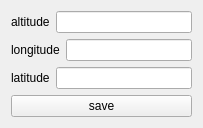
This is Logiciel/PC/windows/ClientEIP/frm.ui in connery/epicopter as Qt 5 draws it before an edit. The edited form follows.
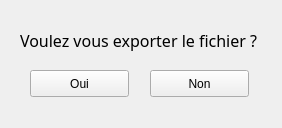
This is the edited form.

```diff
--- a/Logiciel/PC/windows/ClientEIP/frm.ui
+++ b/Logiciel/PC/windows/ClientEIP/frm.ui
@@ -6,64 +6,58 @@
    <rect>
     <x>0</x>
     <y>0</y>
-    <width>203</width>
-    <height>125</height>
+    <width>282</width>
+    <height>128</height>
    </rect>
   </property>
   <property name="windowTitle">
    <string>frm</string>
   </property>
-  <layout class="QVBoxLayout" name="verticalLayout">
-   <item>
-    <layout class="QHBoxLayout" name="horizontalLayout">
-     <item>
-      <widget class="QLabel" name="label">
-       <property name="text">
-        <string>altitude</string>
-       </property>
-      </widget>
-     </item>
-     <item>
-      <widget class="QLineEdit" name="txtaltitude"/>
-     </item>
-    </layout>
-   </item>
-   <item>
-    <layout class="QHBoxLayout" name="horizontalLayout_2">
-     <item>
-      <widget class="QLabel" name="label_2">
-       <property name="text">
-        <string>longitude</string>
-       </property>
-      </widget>
-     </item>
-     <item>
-      <widget class="QLineEdit" name="txtlongitude"/>
-     </item>
-    </layout>
-   </item>
-   <item>
-    <layout class="QHBoxLayout" name="horizontalLayout_3">
-     <item>
-      <widget class="QLabel" name="label_3">
-       <property name="text">
-        <string>latitude</string>
-       </property>
-      </widget>
-     </item>
-     <item>
-      <widget class="QLineEdit" name="txtlatitude"/>
-     </item>
-    </layout>
-   </item>
-   <item>
-    <widget class="QPushButton" name="btnsave">
-     <property name="text">
-      <string>save</string>
-     </property>
-    </widget>
-   </item>
-  </layout>
+  <widget class="QLabel" name="label">
+   <property name="geometry">
+    <rect>
+     <x>20</x>
+     <y>30</y>
+     <width>261</width>
+     <height>21</height>
+    </rect>
+   </property>
+   <property name="font">
+    <font>
+     <family>KacstQurn</family>
+     <pointsize>12</pointsize>
+    </font>
+   </property>
+   <property name="text">
+    <string>Voulez vous exporter le fichier ?</string>
+   </property>
+  </widget>
+  <widget class="QPushButton" name="pushButton">
+   <property name="geometry">
+    <rect>
+     <x>30</x>
+     <y>70</y>
+     <width>99</width>
+     <height>27</height>
+    </rect>
+   </property>
+   <property name="text">
+    <string>Oui</string>
+   </property>
+  </widget>
+  <widget class="QPushButton" name="pushButton_2">
+   <property name="geometry">
+    <rect>
+     <x>150</x>
+     <y>70</y>
+     <width>99</width>
+     <height>27</height>
+    </rect>
+   </property>
+   <property name="text">
+    <string>Non</string>
+   </property>
+  </widget>
  </widget>
  <layoutdefault spacing="6" margin="11"/>
  <resources/>
```
Left out of the diff: 19 changed lines with no effect on the pictures.
